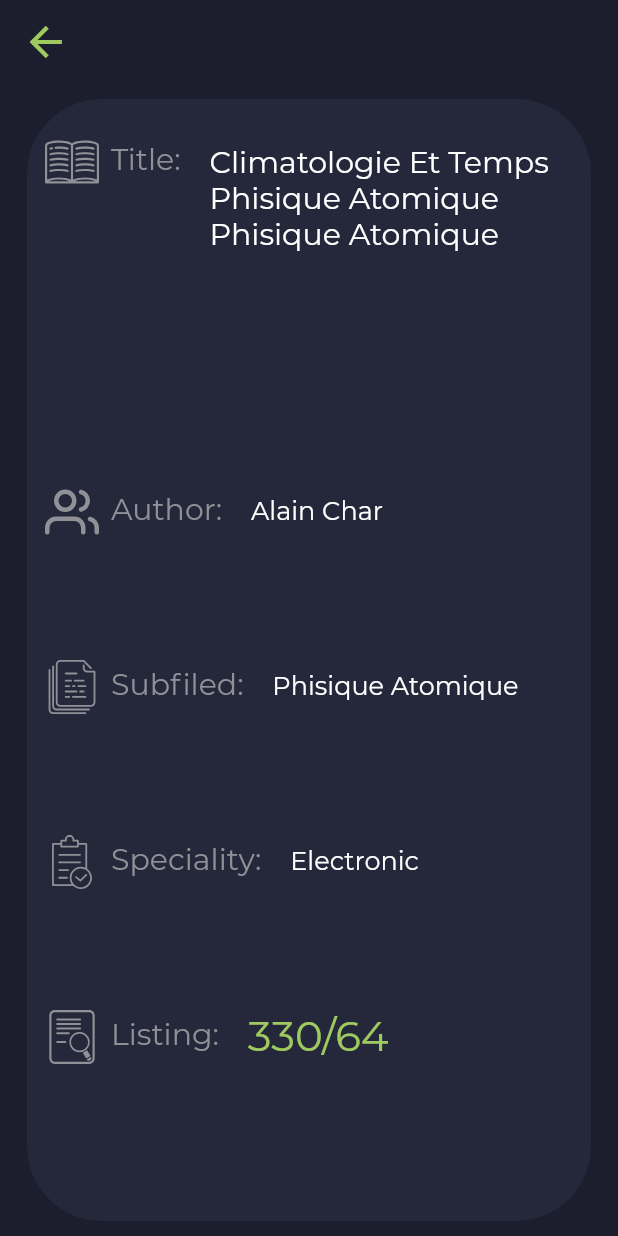
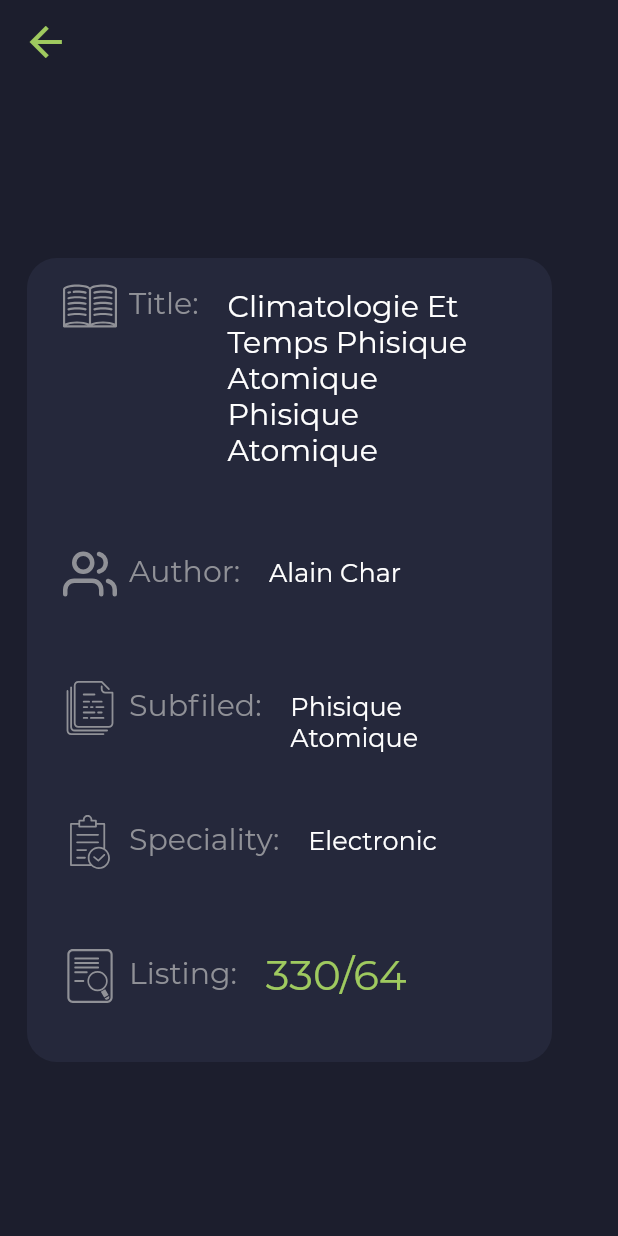
Before and after one commit to prolagg99/UMTB-Library, a Flutter app: the LibraryBookDetails screen opened directly, on a phone screen of 412 x 824 dp. Run offline on Flutter 3.47's test engine with Material 2 defaults, Android fonts, the phone set to English and light mode, and no system bars; our stand-ins replace flutter_svg; missing offline and left inert: flappy_search_bar, flutter_statusbarcolor; statements that could not run were skipped.

Commit message:
fix the library book details overflowed

```diff
--- a/lib/Library/screen/LibraryBookDetails.dart
+++ b/lib/Library/screen/LibraryBookDetails.dart
@@ -31,22 +31,18 @@ class _LibraryBookDetailsState extends State<LibraryBookDetails> {
         child: Column(
           mainAxisAlignment: MainAxisAlignment.center,
           children: <Widget>[
-            Expanded(
-              child: Container(
-                height: MediaQuery.of(context).size.height,
-                width: MediaQuery.of(context).size.width,
-                child: Padding(
+            Padding(
               padding: EdgeInsets.symmetric(horizontal: 18.0, vertical: 10),
               child: Container(
                 width: 350,
                 height: 536,
                 decoration: BoxDecoration(
                   color: colorPrimary_light,
-                      borderRadius: BorderRadius.circular(50),
+                  borderRadius: BorderRadius.circular(20),
                 ),
                 child: Padding(
                   padding: const EdgeInsets.symmetric(
-                          horizontal: 12.0, vertical: 24.0),
+                      horizontal: 24.0, vertical: 0.0),
                   child: Column(
                     children: [
                       Expanded(
@@ -63,23 +59,13 @@ class _LibraryBookDetailsState extends State<LibraryBookDetails> {
                               mListings[0].subfield, Colors.white, 17.0)),
                       Expanded(
                           flex: 1,
-                              child: bookContainer(
-                                  ic_speciality,
-                                  'speciality: ',
-                                  mListings[0].speciality,
-                                  Colors.white,
-                                  17.0)),
+                          child: bookContainer(ic_speciality, 'speciality: ',
+                              mListings[0].speciality, Colors.white, 17.0)),
                       Expanded(
                           flex: 1,
-                              child: bookContainer(
-                                  ic_file_search,
-                                  'listing: ',
-                                  mListings[0].listing,
-                                  colorAccentGreen,
-                                  28.0)),
+                          child: bookContainer(ic_file_search, 'listing: ',
+                              mListings[0].listing, colorAccentGreen, 28.0)),
                     ],
-                      ),
-                    ),
                   ),
                 ),
               ),
--- a/lib/Library/utils/LibraryWidget.dart
+++ b/lib/Library/utils/LibraryWidget.dart
@@ -57,8 +57,11 @@ SvgPicture svgPicture(icon) {
   );
 }
 
-Container bookContainer(icon, field, content, textColor, fontSize) {
-  return Container(
+Widget bookContainer(icon, field, content, textColor, fontSize) {
+  return Padding(
+    padding: const EdgeInsets.fromLTRB(0, 14.0, 0, 0),
+    child: Container(
+        // color: Colors.red,
         child: Row(
       crossAxisAlignment: CrossAxisAlignment.start,
       children: [
@@ -87,5 +90,6 @@ Container bookContainer(icon, field, content, textColor, fontSize) {
           ),
         ),
       ],
-  ));
+    )),
+  );
 }
```
Lines whose indentation alone changed are shown as unchanged.
